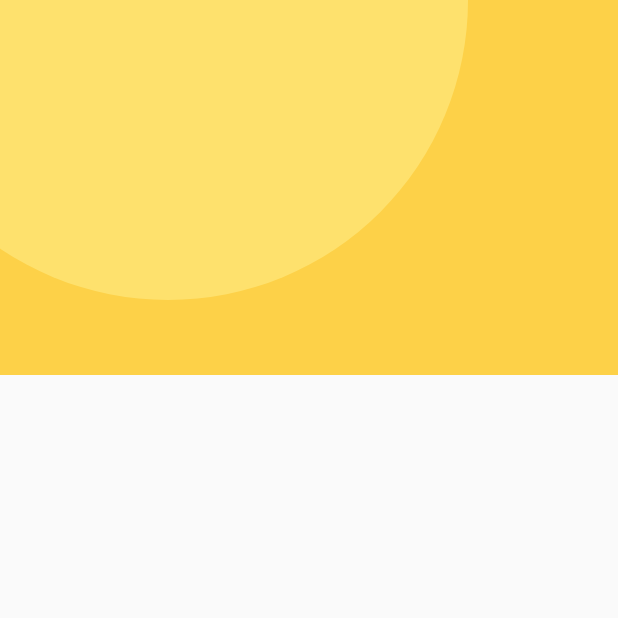
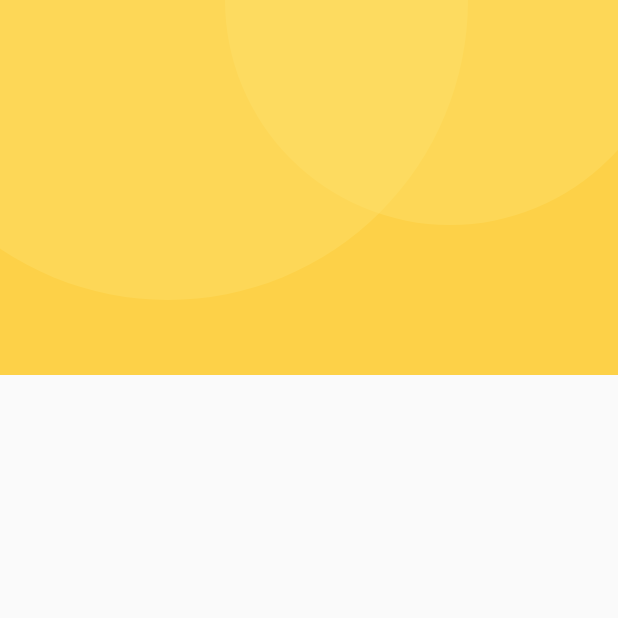
Before and after one commit to ajinkyavn1/Furniture-App-UI-Flutter, a Flutter app: the screen it shows after launch, on a phone screen of 412 x 824 dp, the top half of it. Run offline on Flutter 3.47's test engine with Material 2 defaults, Android fonts, the phone set to English and light mode, and no system bars; missing offline and left inert: dart:ffi.

```diff
--- a/lib/main.dart
+++ b/lib/main.dart
@@ -77,7 +77,19 @@ class _MyHomePageState extends State<MyHomePage> {
                       width: 400,
                       decoration: BoxDecoration(
                         borderRadius: BorderRadius.circular(200),
-                        color: Color(getColorHexFromStr("#FEE16D"))
+                        color: Color(getColorHexFromStr("#FEE16D")).withOpacity(0.4)
+                      ),
+                    ),
+                  ),
+                  Positioned(
+                    bottom: 100,
+                    left: 150,
+                    child: Container(
+                      height: 300,
+                      width: 300,
+                      decoration: BoxDecoration(
+                          borderRadius: BorderRadius.circular(200),
+                          color: Color(getColorHexFromStr("#FEE16D")).withOpacity(0.4)
                       ),
                     ),
                   )
```
Also changed, not shown: assets/Quicksand-Bold.ttf (added), assets/Quicksand-Light.ttf (added), assets/Quicksand-Medium.ttf (added), assets/Quicksand-Regular.ttf (added), assets/anotherchair.jpg (added), assets/chair.jpg (added), assets/chris.jpg (added), assets/desk.png (added), assets/desks.png (added), assets/dresser.png (added), assets/dressers.png (added), assets/ottoman.jpg (added), assets/sofa.png (added), assets/sofad.png (added), 2 more files.
